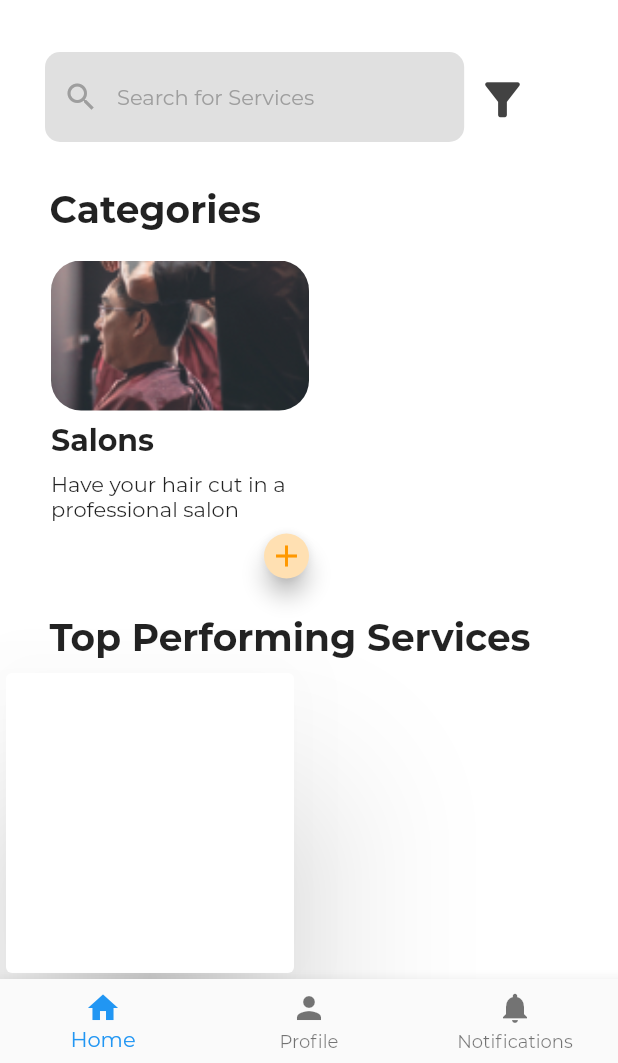
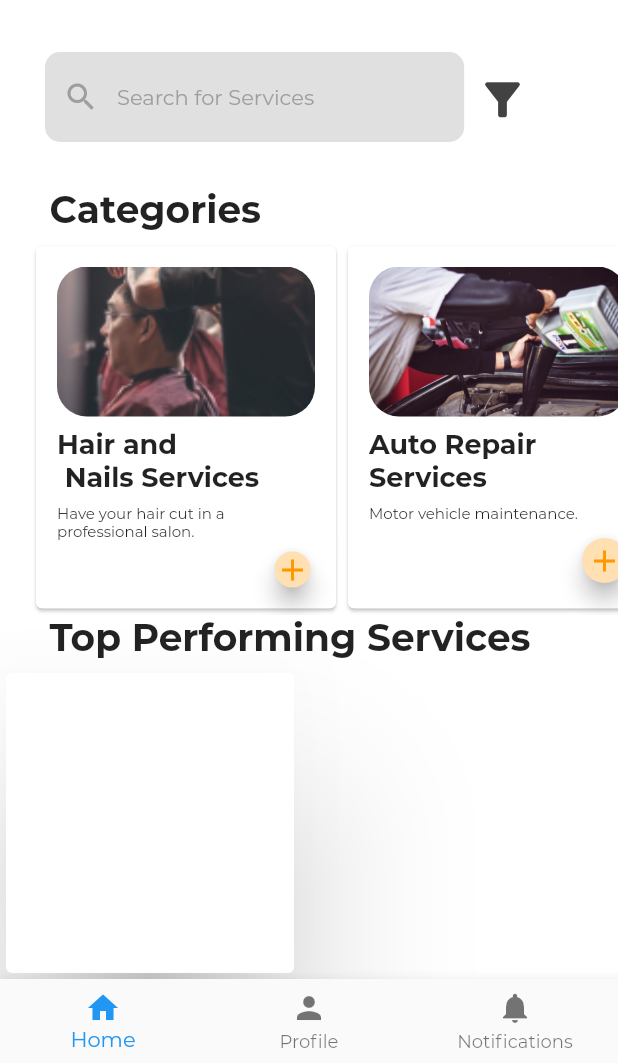
Before and after one commit to HilaLi-Tech/Busy-PH, a Flutter app: the screen it shows after launch, on a phone screen of 412 x 824 dp, the part 173-1236 px from its top. Run offline on Flutter 3.47's test engine with Material 2 defaults, Android fonts, the phone set to English and light mode, and no system bars.

Commit message:
finished category feature

```diff
--- /dev/null
+++ b/lib/category_card.dart
@@ -0,0 +1,74 @@
+import 'package:flutter/material.dart';
+import 'classes/Category.dart';
+
+class CategoryCard extends StatelessWidget {
+  final Category category;
+  CategoryCard({ required this.category });
+
+  @override
+  Widget build(BuildContext context) {
+    return Card(
+        child: Container(
+          decoration: BoxDecoration(
+              borderRadius: BorderRadius.circular(50)),
+          width: 200,
+          child: Card(
+              child: Padding(
+                  padding: EdgeInsets.all(10),
+                  child:Column(
+                    crossAxisAlignment: CrossAxisAlignment.start,
+                    children: [
+                      Row(
+                          mainAxisAlignment: MainAxisAlignment.center,
+                          children: [Flexible(fit: FlexFit.tight,child: Container(
+                              height: 100,
+                              width: 200,
+                              decoration:  BoxDecoration(
+                                  borderRadius: BorderRadius.circular(20),
+                                  image: DecorationImage(
+                                    image: AssetImage(category.image),
+                                    fit: BoxFit.fitWidth,
+                                    alignment: FractionalOffset.topCenter,
+                                  )
+                              )
+                          ))]),
+                      const SizedBox(
+                        height: 8,
+                      ),
+                      Container(
+                          height: 42,
+                          child: Text(
+                            category.title,
+                            style: TextStyle(
+                                fontSize: 18, fontWeight: FontWeight.w700),
+                          )),
+                      const SizedBox(
+                        height: 8,
+                      ),
+                      Text(
+                          category.description,
+                          style: TextStyle(
+                              fontSize: 10
+                          )),
+                      const SizedBox(
+                        height: 8,
+                      ),
+                      Expanded( child: Row(
+                          mainAxisAlignment: MainAxisAlignment.end,
+                          children: [Container(
+                              height: 30,
+                              width: 30,
+                              child:
+                              FloatingActionButton(
+                                onPressed: () {},
+                                child: Icon(Icons.add,
+                                    color: Colors.orange[500]),
+                                backgroundColor: Colors.orange[100],
+                              ))]))
+                    ],
+                  )),
+              elevation: 0),
+        )
+    );
+  }
+}
--- a/lib/classes/Category.dart
+++ b/lib/classes/Category.dart
@@ -1,8 +1,11 @@
 //This dart file contains custom classes for the category list in the home page.
 
 class Category {
+  String image = "";
   String title = "";
   String description = "";
 
-  Category({required this.title, required this.description});
+  Category({required this.title, required this.description, required this.image}){
+    this.image = "assets/images/"+ image;
+  }
 }
--- a/lib/main.dart
+++ b/lib/main.dart
@@ -1,5 +1,8 @@
+//TODO: fix filter functionality
+
 import 'package:flutter/material.dart';
 import 'classes/Category.dart';
+import 'category_card.dart';
 
 void main() {
   runApp(const BusyPH());
@@ -36,8 +39,17 @@ class MyHomePage extends StatefulWidget {
 }
 
 class _MyHomePageState extends State<MyHomePage> {
-  Category salon = Category(title: "Salon", description: "Have your hair cut in a professional salon.");
+  List<Category> categories = [
+    Category(title: "Hair and\n Nails Services", description: "Have your hair cut in a professional salon.", image: "Salon.png"),
+    Category(title: "Auto Repair Services", description: "Motor vehicle maintenance.", image: "Auto.jpg"),
+    Category(title: "Plumbing\nRepair", description: "For all of your plumbing needs.", image: "Pipes.png"),
+    Category(title: "Laundry and Dry Cleaning", description: "Add shine to your clothing!", image: "Laundry.jpg"),
+    Category(title: "Sewing and Alteration", description: "Sewing and alteration for your fashion needs.", image: "Tailoring.jpg"),
+  ];
 
+  Widget categoryTemplate(category){
+    return CategoryCard(category:category);
+  }
 
   @override
   Widget build(BuildContext context) {
@@ -117,7 +129,7 @@ class _MyHomePageState extends State<MyHomePage> {
                     icon: const Icon(Icons.filter_alt, size: 35))
               ],
             )),
-        const Padding(
+        Padding(
           padding: EdgeInsets.fromLTRB(33, 0, 0, 5),
           child: Text("Categories",
               style: TextStyle(fontWeight: FontWeight.w800, fontSize: 25),
@@ -129,64 +141,8 @@ class _MyHomePageState extends State<MyHomePage> {
                 padding: EdgeInsets.fromLTRB(20, 0, 0, 0),
                 child: ListView(
                   scrollDirection: Axis.horizontal,
-                  children: [
-                    Container(
-                      decoration: BoxDecoration(
-                          borderRadius: BorderRadius.circular(50)),
-                      width: 200,
-                      child: Card(
-                          child: Padding(
-                            padding: EdgeInsets.all(10),
-    child:Column(
-                            crossAxisAlignment: CrossAxisAlignment.start,
-                            children: [
-                              Row(
-                                mainAxisAlignment: MainAxisAlignment.center,
-                                  children: [Flexible(fit: FlexFit.tight,child: Container(
-                                height: 100,
-                                width: 200,
-                                decoration:  BoxDecoration(
-                                  borderRadius: BorderRadius.circular(20),
-                                  image: DecorationImage(
-                                    image: const AssetImage('assets/images/Salon.png'),
-                                    fit: BoxFit.fitWidth,
-                                    alignment: FractionalOffset.topCenter,
-                                  )
-                                  )
-                              ))]),
-                              const SizedBox(
-                                height: 8,
-                              ),
-                              const Text(
-                                "Salons",
-                                style: TextStyle(
-                                    fontSize: 20, fontWeight: FontWeight.w700),
-                              ),
-                              const SizedBox(
-                                height: 8,
-                              ),
-                              const Text(
-                                  "Have your hair cut in a professional salon"),
-                              const SizedBox(
-                                height: 8,
-                              ),
-                              Row(
-                              mainAxisAlignment: MainAxisAlignment.end,
-                              children: [Container(
-                                  height: 30,
-                                  width: 30,
-                                  child:
-                                        FloatingActionButton(
-                                    onPressed: () {},
-                                    child: Icon(Icons.add,
-                                        color: Colors.orange[500]),
-                                    backgroundColor: Colors.orange[100],
-                                  ))])
-                            ],
-                          )),
-                          elevation: 0),
-                    ),
-                  ],
+                  // children: categories.map((category) => categoryTemplate(category)).toList(),
+                  children: categories.map((category) => CategoryCard(category: category)).toList(),
                 ))),
         const Padding(
           padding: const EdgeInsets.fromLTRB(33, 0, 0, 5),
--- a/pubspec.yaml
+++ b/pubspec.yaml
@@ -63,6 +63,9 @@ flutter:
     - assets/images/Logo.png
     - assets/images/Salon.png
     - assets/images/Pipes.png
+    - assets/images/Auto.jpg
+    - assets/images/Laundry.jpg
+    - assets/images/Tailoring.jpg
 
   # The following line ensures that the Material Icons font is
   # included with your application, so that you can use the icons in
```
Also changed, not shown: assets/images/Auto.jpg (added), assets/images/Laundry.jpg (added), assets/images/Tailoring.jpg (added), 1 other file.
